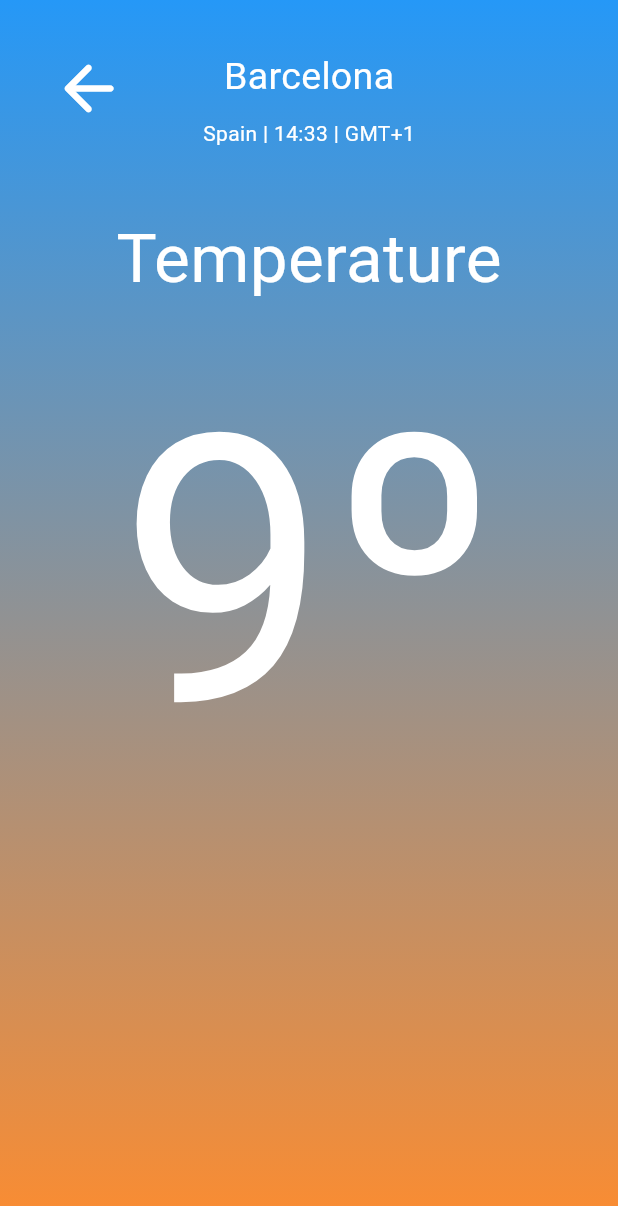
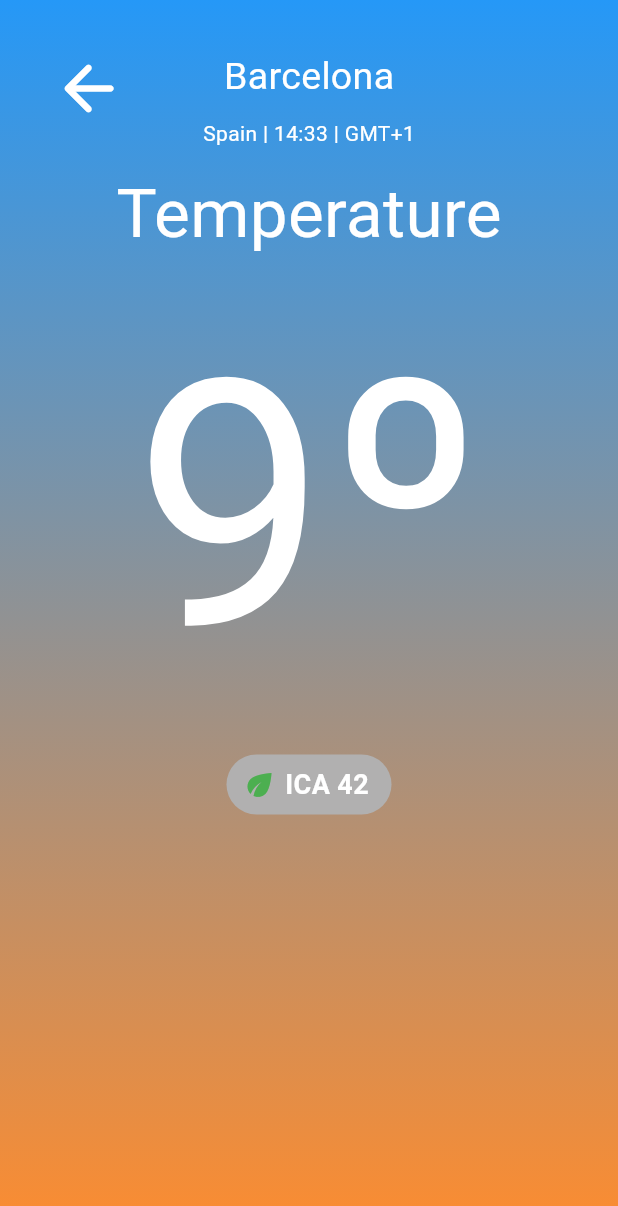
Before and after one commit to Joeltecke25/Weather_App_Viktoria_Games, a Flutter app: the screen it shows after launch, on a phone screen of 412 x 824 dp. Shown: the top 1206 px of the screen. Run offline on Flutter 3.47's test engine with Material 3 defaults, Android fonts, the phone set to English and light mode, and no system bars.

Commit message:
ICA widget implemented

```diff
--- a/weather_application/weather_application/lib/screens/temperature_screen.dart
+++ b/weather_application/weather_application/lib/screens/temperature_screen.dart
@@ -17,7 +17,7 @@ class TempScreen extends StatelessWidget {
 
     const TextStyle numberTextStyle = TextStyle(
       color: Colors.white,
-      fontSize: 250,
+      fontSize: 230,
       decoration: TextDecoration.none,
     );
 
@@ -53,7 +53,7 @@ class TempScreen extends StatelessWidget {
           ),
           Container(
             alignment: Alignment.topCenter,
-            margin: const EdgeInsets.only(top: 140.0),
+            margin: const EdgeInsets.only(top: 110.0),
             child: const Column(
               children: [
                 Text(
@@ -64,6 +64,7 @@ class TempScreen extends StatelessWidget {
                   '9º',
                   style: numberTextStyle,
                 ),
+                IcaWidget(),
               ],
             ),
           ),
--- a/weather_application/weather_application/lib/widgets/ica_box.dart
+++ b/weather_application/weather_application/lib/widgets/ica_box.dart
@@ -6,11 +6,34 @@ class IcaWidget extends StatelessWidget {
   @override
   Widget build(BuildContext context) {
     return Container(
-      width: 40,
-      height: 6,
+      width: 110,
+      height: 40,
       decoration: BoxDecoration(
-        color: const Color.fromARGB(255, 139, 139, 139),
-        borderRadius: BorderRadius.circular(4),
+        color: const Color.fromARGB(255, 177, 176, 176),
+        borderRadius: BorderRadius.circular(20),
+      ),
+      child: const Row(
+        mainAxisAlignment: MainAxisAlignment.spaceBetween,
+        children: [
+          Padding(
+            padding: EdgeInsets.only(left: 10.0),
+            child: Icon(
+              Icons.eco,
+              color: Colors.green,
+            ),
+          ),
+          Center(
+            child: Text(
+              'ICA 42',
+              style: TextStyle(
+                color: Colors.white,
+                fontSize: 18,
+                fontWeight: FontWeight.bold,
+              ),
+            ),
+          ),
+          SizedBox(width: 10), // Añadí un espacio entre el icono y el texto
+        ],
       ),
     );
   }
```
